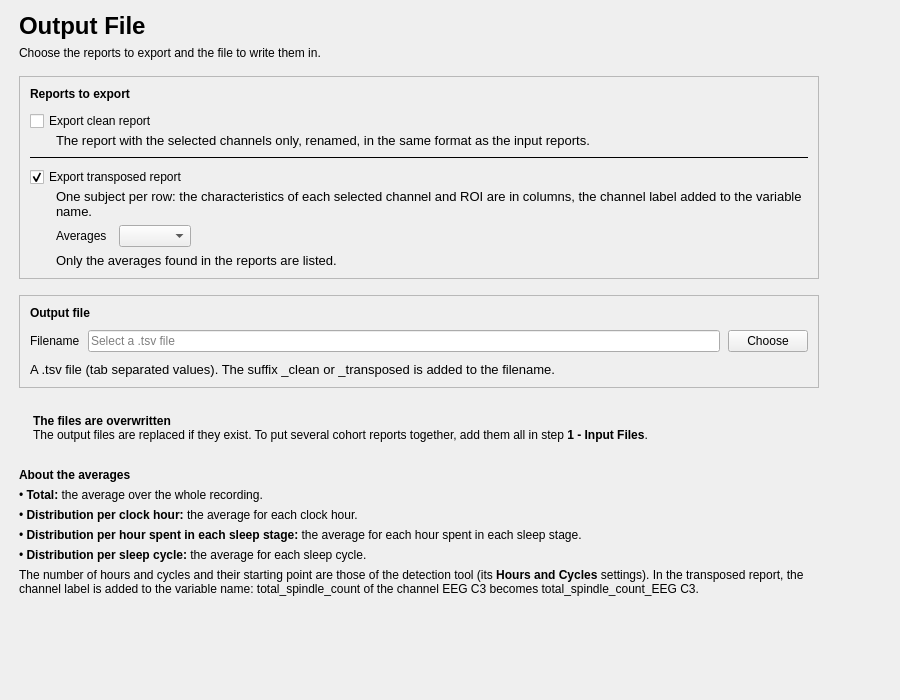
Qt form tools/CEAMSTools/DetectionsCohortReview/OutputFileStep/Ui_OutputFileStep.ui (SnoozToolbox/snooz-package-ceams) before a commit.
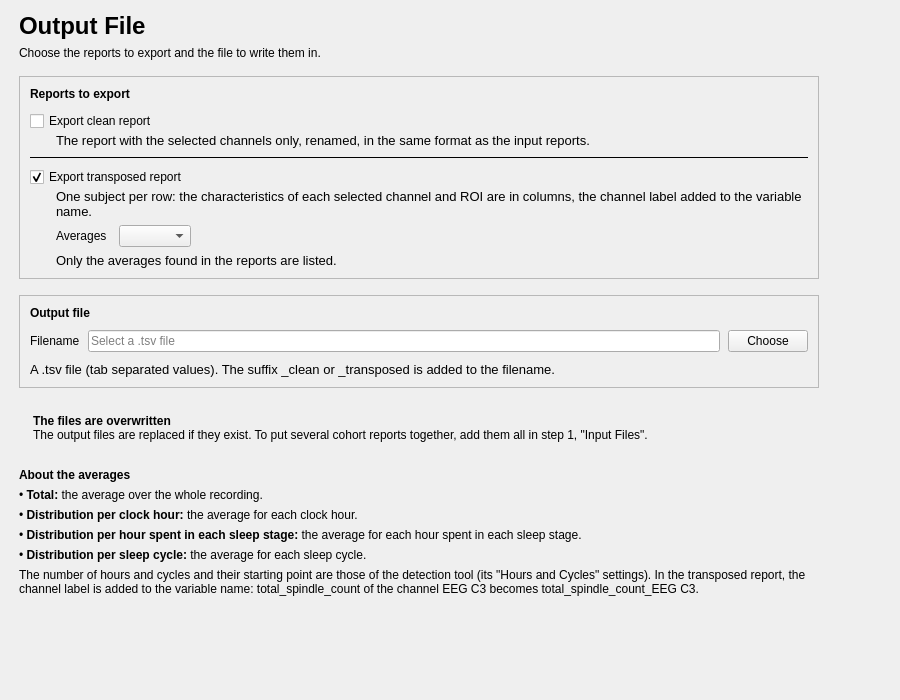
The same form after that commit.

Commit message: Tool pages: names from the interface in quotation marks

```diff
--- a/tools/CEAMSTools/DetectionsCohortReview/OutputFileStep/Ui_OutputFileStep.ui
+++ b/tools/CEAMSTools/DetectionsCohortReview/OutputFileStep/Ui_OutputFileStep.ui
@@ -448,7 +448,7 @@
            <item>
             <widget class="QLabel" name="overwrite_warning_label">
              <property name="text">
-              <string>&lt;b&gt;The files are overwritten&lt;/b&gt;&lt;br/&gt;The output files are replaced if they exist. To put several cohort reports together, add them all in step &lt;b&gt;1 - Input Files&lt;/b&gt;.</string>
+              <string>&lt;b&gt;The files are overwritten&lt;/b&gt;&lt;br/&gt;The output files are replaced if they exist. To put several cohort reports together, add them all in step 1, "Input Files".</string>
              </property>
              <property name="textFormat">
               <enum>Qt::TextFormat::RichText</enum>
@@ -545,10 +545,7 @@
           <item>
            <widget class="QLabel" name="about_averages_label">
             <property name="text">
-             <string>The number of hours and cycles and their starting point are those of the detection tool (its &lt;b&gt;Hours and Cycles&lt;/b&gt; settings). In the transposed report, the channel label is added to the variable name: total_spindle_count of the channel EEG C3 becomes total_spindle_count_EEG C3.</string>
-            </property>
-            <property name="textFormat">
-             <enum>Qt::TextFormat::RichText</enum>
+             <string>The number of hours and cycles and their starting point are those of the detection tool (its "Hours and Cycles" settings). In the transposed report, the channel label is added to the variable name: total_spindle_count of the channel EEG C3 becomes total_spindle_count_EEG C3.</string>
             </property>
             <property name="wordWrap">
              <bool>true</bool>
```
The commit also changes 75 other files.
